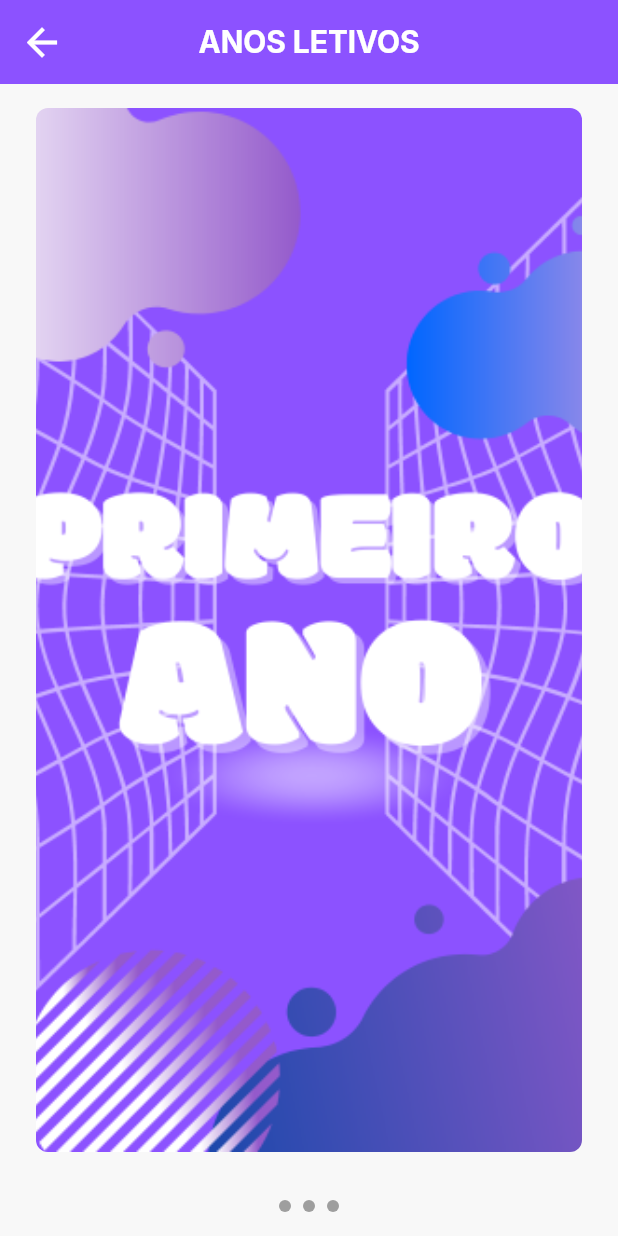
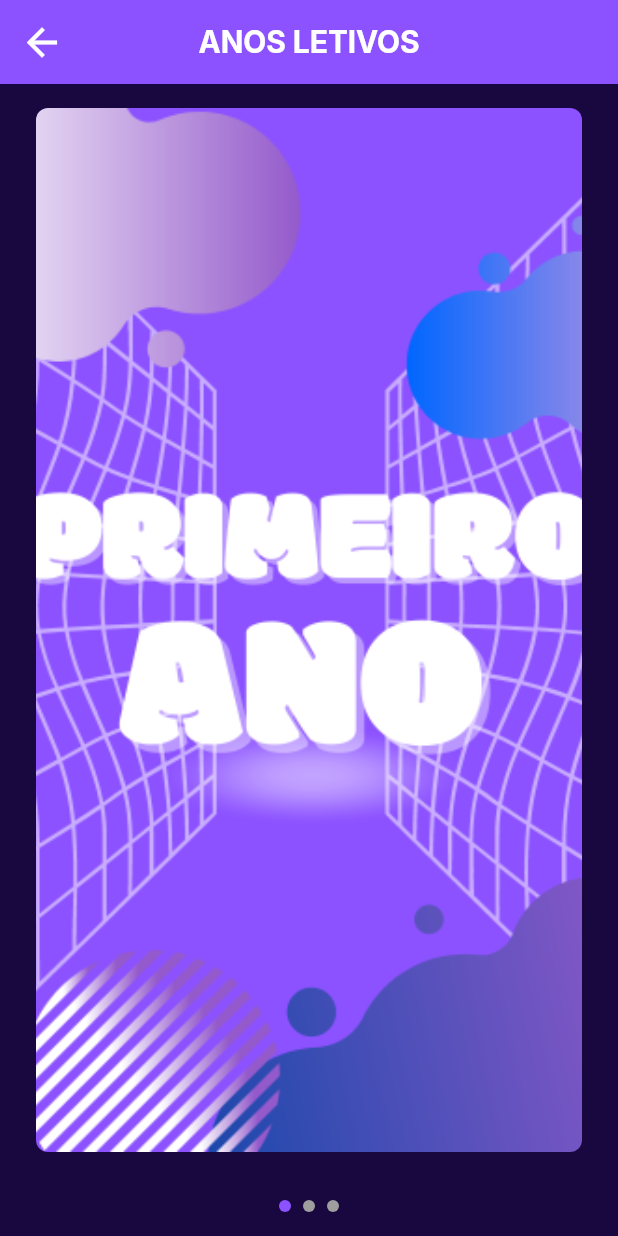
Before and after one commit to marlon1402/Projeto_COPA, a Flutter app: the screen it shows after launch, after a tap on "Iniciar", on a phone screen of 412 x 824 dp. Run offline on Flutter 3.47's test engine with Material 3 defaults, Android fonts, the phone set to English and light mode, and no system bars; drawn by our look-alikes of carousel_slider.

Commit message:
Update commit

```diff
--- a/flutter_projeto_copa/lib/iniciar.dart
+++ b/flutter_projeto_copa/lib/iniciar.dart
@@ -9,39 +9,53 @@ class Myiniciar extends StatefulWidget {
 }
 
 class _MyiniciarState extends State<Myiniciar> {
-    // ignore: unused_field
   int _currentIndex = 0; // Índice da imagem atual
+
+  void _handleImageTap(int index) {
+    // Adicione a lógica específica para cada imagem
+    switch (index) {
+      case 0:
+        Navigator.pushNamed(context, 'textoPrimeiro');
+        break;
+      case 1:
+        Navigator.pushNamed(context, 'textoSegundo');
+        break;
+      case 2:
+        Navigator.pushNamed(context, 'textoTerceiro');
+        break;
+    }
+  }
+
   @override
   Widget build(BuildContext context) {
     return Scaffold(
-
-      // ignore: prefer_const_literals_to_create_immutables
       appBar: AppBar(
         centerTitle: true,
-        title: const Text("ANOS LETIVOS",
-        style: TextStyle(color: Colors.white,
+        title: const Text(
+          "ANOS LETIVOS",
+          style: TextStyle(
+            color: Colors.white,
             fontFamily: 'Inter',
             fontSize: 20,
-        fontWeight: FontWeight.bold
+            fontWeight: FontWeight.bold,
           ),
         ),
-     backgroundColor: Color.fromARGB(255, 140, 82, 255),
+        backgroundColor: const Color.fromARGB(255, 140, 82, 255),
         leading: IconButton(
           onPressed: () {
             Navigator.pop(context);
           },
-            // ignore: prefer_const_constructors
-            icon: Icon(
+          icon: const Icon(
             Icons.arrow_back,
             color: Colors.white,
             size: 30,
-          )
+          ),
         ),
       ),
       body: Stack(
         children: [
           Container(
-            color: Color.fromARGB(255, 248, 248, 248), // Fundo do Scaffold
+            color: const Color.fromARGB(255, 25, 7, 63), // Fundo do Scaffold
           ),
           Column(
             children: [
@@ -54,6 +68,11 @@ class _MyiniciarState extends State<Myiniciar> {
                         _currentIndex = index;
                       });
                     },
+                    onImageTaps: [
+                      () => _handleImageTap(0), // Callback para a primeira imagem
+                      () => _handleImageTap(1), // Callback para a segunda imagem
+                      () => _handleImageTap(2), // Callback para a terceira imagem
+                    ],
                   ),
                 ),
               ),
@@ -64,9 +83,8 @@ class _MyiniciarState extends State<Myiniciar> {
       ),
     );
   }
-}
+
   Widget _buildIndicator() {
-    var _currentIndex;
     return Padding(
       padding: const EdgeInsets.symmetric(vertical: 16.0), // Espaçamento vertical do indicador
       child: Row(
@@ -74,13 +92,13 @@ Widget _buildIndicator() {
         children: List.generate(
           3, // O número de indicadores deve corresponder ao número de imagens
           (index) => Container(
-            margin: EdgeInsets.symmetric(horizontal: 4.0),
+            margin: const EdgeInsets.symmetric(horizontal: 4.0),
             width: 8.0,
             height: 8.0,
             decoration: BoxDecoration(
               shape: BoxShape.circle,
               color: _currentIndex == index
-                  ? Color.fromARGB(255, 140, 82, 255)
+                  ? const Color.fromARGB(255, 140, 82, 255)
                   : Colors.grey, // Cor dos indicadores
             ),
           ),
@@ -88,7 +106,7 @@ Widget _buildIndicator() {
       ),
     );
   }
-
+}
 
 class ImageCarousel extends StatelessWidget {
   final List<String> imgList = [
@@ -98,8 +116,9 @@ class ImageCarousel extends StatelessWidget {
   ];
 
   final ValueChanged<int> onPageChanged; // Callback para quando a página muda
+  final List<VoidCallback> onImageTaps; // Lista de callbacks para cada imagem
 
-  ImageCarousel({super.key, required this.onPageChanged});
+  ImageCarousel({super.key, required this.onPageChanged, required this.onImageTaps});
 
   @override
   Widget build(BuildContext context) {
@@ -107,28 +126,29 @@ class ImageCarousel extends StatelessWidget {
       itemCount: imgList.length,
       itemBuilder: (context, index, realIndex) {
         final imgUrl = imgList[index];
-        return Container(
-          margin: EdgeInsets.symmetric(horizontal: 8.0),
+        return GestureDetector(
+          onTap: onImageTaps[index], // Chama o callback específico para a imagem
+          child: Container(
+            margin: const EdgeInsets.symmetric(horizontal: 8.0),
             decoration: BoxDecoration(
               borderRadius: BorderRadius.circular(8.0),
             ),
             child: ClipRRect(
               borderRadius: BorderRadius.circular(8.0),
-
               child: Image.asset(
                 imgUrl,
                 fit: BoxFit.cover,
               ),
-          )
+            ),
+          ),
         );
-
       },
       options: CarouselOptions(
         height: double.infinity, // Usa altura infinita para ocupar espaço disponível
         autoPlay: true,
         enlargeCenterPage: true,
         viewportFraction: 1.0,
-        aspectRatio: 16/9,
+        aspectRatio: 16 / 9,
         initialPage: 0,
         onPageChanged: (index, reason) {
           onPageChanged(index); // Notifica o índice da página atual
--- a/flutter_projeto_copa/lib/main.dart
+++ b/flutter_projeto_copa/lib/main.dart
@@ -2,6 +2,9 @@
 
 import 'package:flutter/material.dart';
 import 'package:flutter_projeto_copa/creditos.dart';
+import 'package:flutter_projeto_copa/exercicios/primeiro/textoPrimeiro.dart';
+import 'package:flutter_projeto_copa/exercicios/segundo/textoSegundo.dart';
+import 'package:flutter_projeto_copa/exercicios/terceiro/textoTerceiro.dart';
 import 'package:flutter_projeto_copa/homePage.dart';
 import 'package:flutter_projeto_copa/iniciar.dart';
 
@@ -24,6 +27,9 @@ class MyApp extends StatelessWidget {
         '/': (context) => HomePage(),
         'creditos': (context) => Creditos(),
         'iniciar': (context) => Myiniciar(),
+        'textoPrimeiro': (context) => Textoprimeiro(),
+        'textoSegundo': (context) => Textosegundo(),
+        'textoTerceiro': (context) => Textoterceiro(),
 
       },
     );
```
Also changed, not shown: flutter_projeto_copa/lib/exercicios/primeiro/textoPrimeiro.dart (added, +22 -0 lines), flutter_projeto_copa/lib/exercicios/segundo/textoSegundo.dart (added, +22 -0 lines), flutter_projeto_copa/lib/exercicios/terceiro/textoTerceiro.dart (added, +22 -0 lines). Lines whose indentation alone changed are shown as unchanged.
